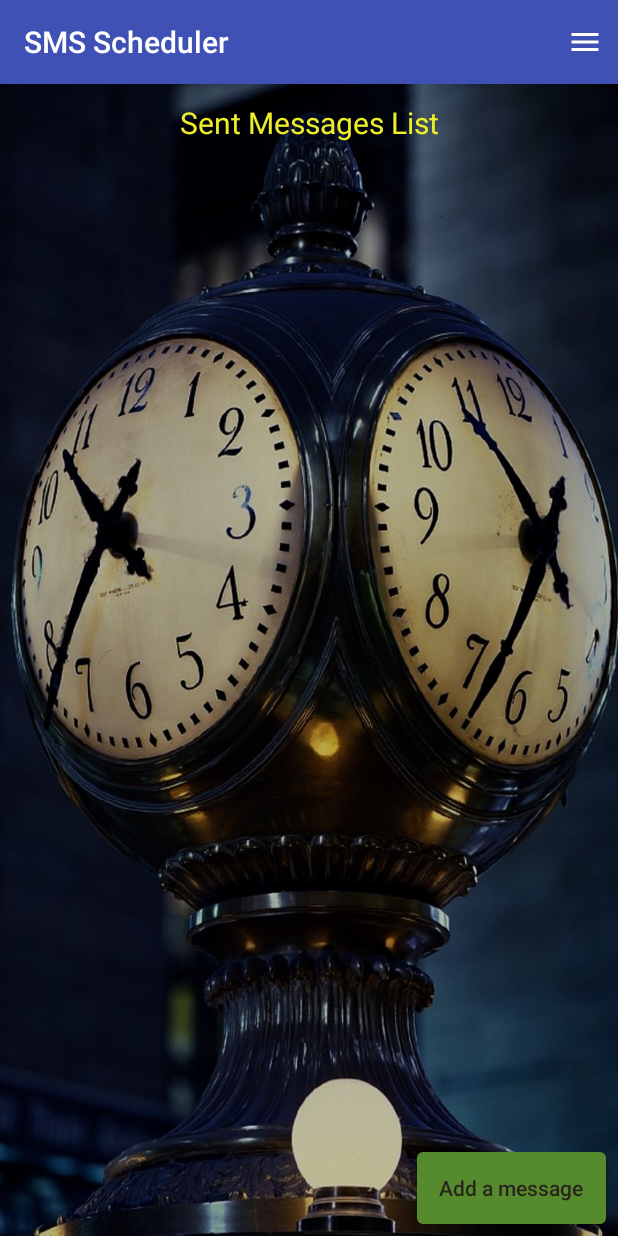
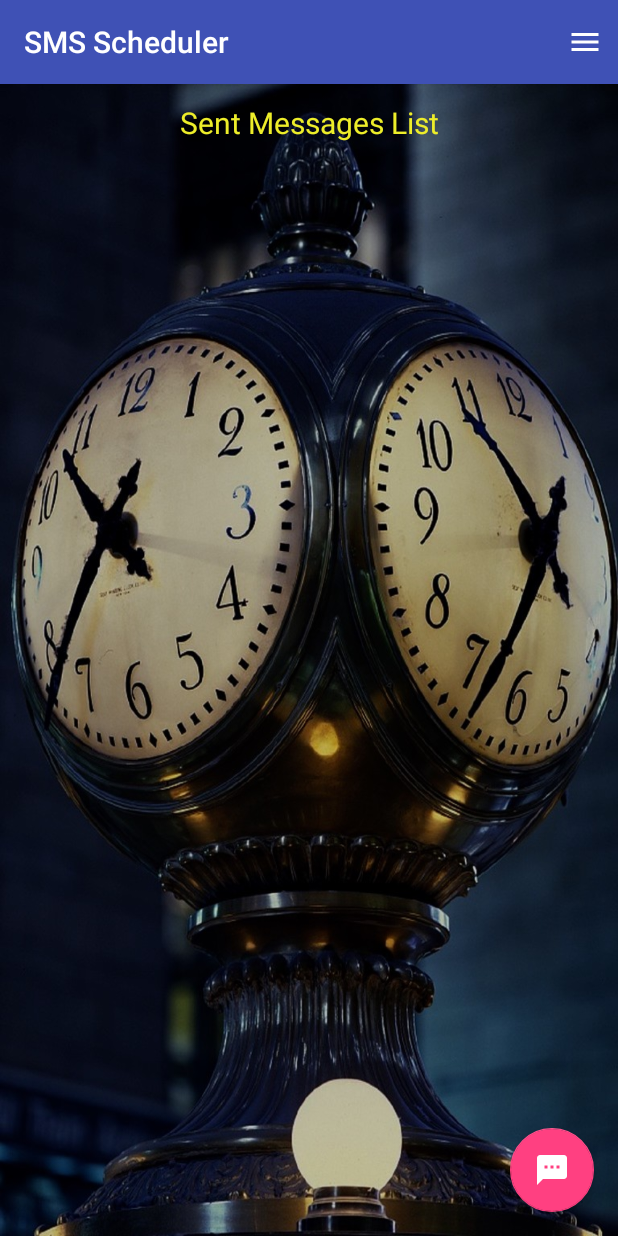
Before and after one commit to Itay-kun/AndroidProject, an Android app: the screen it shows after launch (MainActivity), on a phone screen of 412 x 824 dp. Run offline under Robolectric (Android 15) with nearby library versions, the phone set to English and light mode, and no system bars; our stand-ins replace Firebase (no records; nobody signed in at launch, a user with empty details on screens opened directly).

Commit message:
changed add message button to fab

```diff
--- a/app/src/main/java/hackeru/talg/edu/androidproject/MainActivity.java
+++ b/app/src/main/java/hackeru/talg/edu/androidproject/MainActivity.java
@@ -7,6 +7,7 @@ import android.content.Intent;
 import android.content.pm.PackageManager;
 import android.os.Bundle;
 import android.support.annotation.NonNull;
+import android.support.design.widget.FloatingActionButton;
 import android.support.v4.app.ActivityCompat;
 import android.support.v4.app.DialogFragment;
 import android.support.v4.content.ContextCompat;
@@ -56,7 +57,7 @@ public class MainActivity extends AppCompatActivity {
 
     private String[] smsScheduleList;
 
-    private Button btnAddMessage;
+    private FloatingActionButton fabAddMessage;
 
     private FirebaseAuth mAuth;
 
@@ -78,7 +79,7 @@ public class MainActivity extends AppCompatActivity {
         requestSMSPermission();
 
         recyclerView = findViewById(R.id.mRecyclerView);
-        btnAddMessage = findViewById(R.id.btnAddMessage);
+        fabAddMessage = findViewById(R.id.fabAddMessage);
 
         smsScheduleList = new String[MAX_LIST_SIZE];
         for (int i = 0; i < smsScheduleList.length; i++) {
@@ -95,7 +96,7 @@ public class MainActivity extends AppCompatActivity {
 
         signOut();
 
-        btnAddMessage.setOnClickListener(new View.OnClickListener() {
+        fabAddMessage.setOnClickListener(new View.OnClickListener() {
             @Override
             public void onClick(View view) {
                 DialogFragment dialogFragment = new SMSDialogFragment();
--- /dev/null
+++ b/app/src/main/res/drawable/ic_sms_white.xml
@@ -0,0 +1,5 @@
+<vector android:height="24dp" android:tint="#FFFFFF"
+    android:viewportHeight="24.0" android:viewportWidth="24.0"
+    android:width="24dp" xmlns:android="http://schemas.android.com/apk/res/android">
+    <path android:fillColor="#FF000000" android:pathData="M20,2L4,2c-1.1,0 -1.99,0.9 -1.99,2L2,22l4,-4h14c1.1,0 2,-0.9 2,-2L22,4c0,-1.1 -0.9,-2 -2,-2zM9,11L7,11L7,9h2v2zM13,11h-2L11,9h2v2zM17,11h-2L15,9h2v2z"/>
+</vector>
--- a/app/src/main/res/layout/content_main.xml
+++ b/app/src/main/res/layout/content_main.xml
@@ -36,18 +36,16 @@
         app:layout_constraintStart_toStartOf="parent"
         app:layout_constraintTop_toBottomOf="@+id/tvListTitle" />
 
-    <Button
-        android:id="@+id/btnAddMessage"
-        android:layout_width="20mm"
+    <android.support.design.widget.FloatingActionButton
+        android:id="@+id/fabAddMessage"
+        android:layout_width="wrap_content"
         android:layout_height="wrap_content"
-        android:layout_marginBottom="8dp"
-        android:layout_marginEnd="8dp"
-        android:background="@drawable/button"
-        android:text="Add a message"
-        android:textColor="#2b241d"
-        android:textAllCaps="false"
+        android:clickable="true"
+        app:srcCompat="@drawable/ic_sms_white"
+        android:layout_marginRight="16dp"
+        android:layout_marginBottom="16dp"
         app:layout_constraintBottom_toBottomOf="parent"
-        app:layout_constraintEnd_toEndOf="parent" />
+        app:layout_constraintEnd_toEndOf="parent"  />
 
 
 </android.support.constraint.ConstraintLayout>
```
